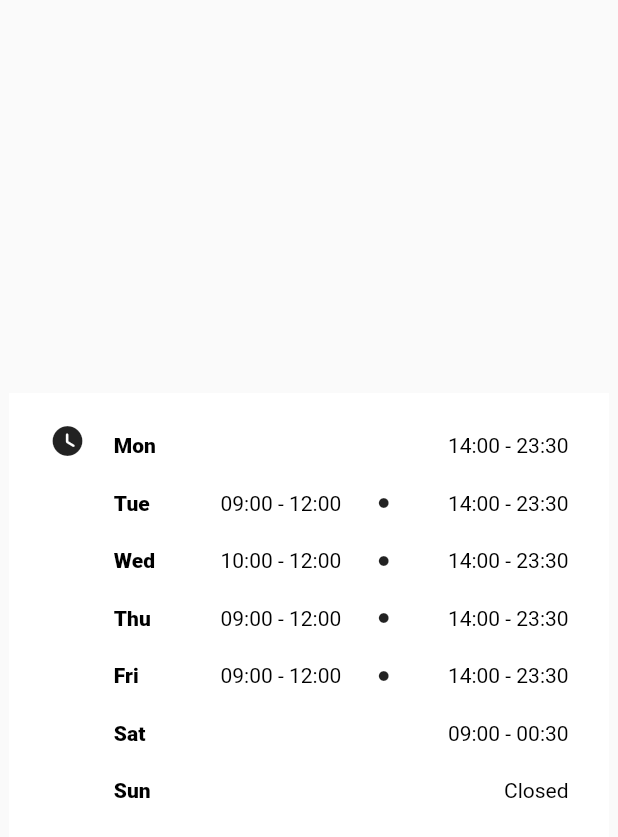
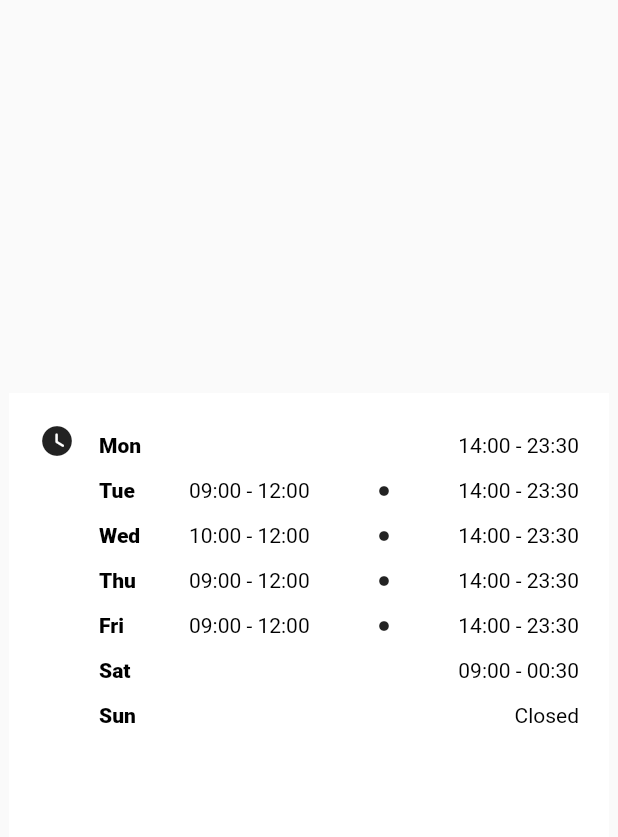
Before and after one commit to martynq/openHours, a Flutter app: the screen it shows after launch, on a phone screen of 412 x 824 dp. Shown: the top 837 px of the screen. Run offline on Flutter 3.47's test engine with Material 2 defaults, Android fonts, the phone set to English and light mode, and no system bars.

Commit message:
open_hours_table]table works ok - changed based on suggestion

```diff
--- /dev/null
+++ b/lib/day_open_hour_row.dart
@@ -0,0 +1,64 @@
+import 'package:flutter/material.dart';
+import 'package:flutter_open_hours/dots_column_both_shift.dart';
+import 'package:flutter_open_hours/evening_opening_hours.dart';
+import 'package:flutter_open_hours/item_container.dart';
+import 'package:flutter_open_hours/morning_opening_hours.dart';
+
+class DayOpenHours extends StatelessWidget {
+  final String day;
+  final int dayIndexNumber;
+
+  const DayOpenHours({Key key, this.day, this.dayIndexNumber})
+      : super(key: key);
+
+  factory DayOpenHours.monday() => DayOpenHours(
+    day: 'Mon', dayIndexNumber: 0,
+  );
+
+  factory DayOpenHours.tuesday() => DayOpenHours(
+    day: 'Tue', dayIndexNumber: 1,
+  );
+
+  factory DayOpenHours.wednesday() => DayOpenHours(
+    day: 'Wed', dayIndexNumber: 2,
+  );
+
+  factory DayOpenHours.thursday() => DayOpenHours(
+    day: 'Thu', dayIndexNumber: 3,
+  );
+
+  factory DayOpenHours.friday() => DayOpenHours(
+    day: 'Fri', dayIndexNumber: 4,
+  );
+
+  factory DayOpenHours.saturday() => DayOpenHours(
+    day: 'Sat', dayIndexNumber: 5,
+  );
+
+  factory DayOpenHours.sunday() => DayOpenHours(
+    day: 'Sun', dayIndexNumber: 6,
+  );
+
+  @override
+  Widget build(BuildContext context) {
+    return Row(
+      mainAxisAlignment: MainAxisAlignment.spaceBetween,
+      children: [
+        ItemContainer(
+          string: day,
+          isDayColumn: true,
+          isThinColumn: true,
+        ),
+        MorningOpeningHours(
+          indexNumber: dayIndexNumber,
+        ),
+        DotsForBothShift(
+          indexNumber: dayIndexNumber,
+        ),
+        EveningOpeningHours(
+          indexNumber: dayIndexNumber,
+        ),
+      ],
+    );
+  }
+}
--- a/lib/days_column.dart
+++ /dev/null
@@ -1,20 +0,0 @@
-import 'package:flutter/material.dart';
-import 'package:flutter_open_hours/item_container.dart';
-
-class Days extends StatelessWidget {
-  final List<String> days = ['Mon', 'Tue', 'Wed', 'Thu', 'Fri', 'Sat', 'Sun'];
-
-  @override
-  Widget build(BuildContext context) {
-    return Column(
-      mainAxisAlignment: MainAxisAlignment.spaceBetween,
-      children: <Widget>[
-        for (var item in days)
-          StringContainer(
-            isDayColumn: true,
-            string: item,
-          ),
-      ],
-    );
-  }
-}
--- a/lib/dots_column_both_shift.dart
+++ b/lib/dots_column_both_shift.dart
@@ -4,8 +4,10 @@ import 'package:flutter_open_hours/models/opening_hours.dart';
 
 class DotsForBothShift extends StatefulWidget {
   final List<OpeningHours> wholeWeekHours;
+  final int indexNumber;
 
-  const DotsForBothShift({Key key, this.wholeWeekHours}) : super(key: key);
+  const DotsForBothShift({Key key, this.wholeWeekHours, this.indexNumber})
+      : super(key: key);
 
   @override
   _DotsForBothShiftState createState() => _DotsForBothShiftState();
@@ -17,17 +19,19 @@ class _DotsForBothShiftState extends State<DotsForBothShift> {
     return Column(
       mainAxisAlignment: MainAxisAlignment.spaceBetween,
       children: <Widget>[
-        for (var item in wholeWeekHours)
-          if (isOpen(item) &&
-              (hasFirstShift(item) == true) &&
-              (hasSecondShift(item) == true))
-            IconContainer(
-              icon: Icons.circle,
-            )
-          else
-            StringContainer(
-              string: ' ',
-            )
+        if (isOpen(wholeWeekHours[widget.indexNumber]) &&
+            (hasFirstShift(wholeWeekHours[widget.indexNumber]) == true) &&
+            (hasSecondShift(wholeWeekHours[widget.indexNumber]) == true))
+          ItemContainer(
+            isThinColumn: true,
+            isIconColumn: true,
+            icon: Icons.circle,
+          )
+        else
+          ItemContainer(
+            isThinColumn: true,
+            isIconColumn: true,
+          ),
       ],
     );
   }
--- a/lib/evening_opening_hours.dart
+++ b/lib/evening_opening_hours.dart
@@ -4,8 +4,10 @@ import 'package:flutter_open_hours/models/opening_hours.dart';
 
 class EveningOpeningHours extends StatefulWidget {
   final List<OpeningHours> wholeWeekHours;
+  final int indexNumber;
 
-  const EveningOpeningHours({Key key, this.wholeWeekHours}) : super(key: key);
+  const EveningOpeningHours({Key key, this.wholeWeekHours, this.indexNumber})
+      : super(key: key);
 
   @override
   _EveningOpeningHoursState createState() => _EveningOpeningHoursState();
@@ -14,20 +16,24 @@ class EveningOpeningHours extends StatefulWidget {
 class _EveningOpeningHoursState extends State<EveningOpeningHours> {
   @override
   Widget build(BuildContext context) {
-    return Column(
-      mainAxisAlignment: MainAxisAlignment.spaceBetween,
+    return Stack(
       children: <Widget>[
-        for (var item in wholeWeekHours)
-          if (isOpen(item) && (hasSecondShift(item) == true))
-            StringContainer(
-              string: openingHoursSecondShift(item),
-            )
-          else if (isOpen(item) == true)
-            StringContainer(string: ' ')
-          else
-            StringContainer(
-              string: 'Closed',
-            )
+        if (isOpen(wholeWeekHours[widget.indexNumber]) &&
+            (hasSecondShift(wholeWeekHours[widget.indexNumber]) == true))
+          ItemContainer(
+            isEveningColumn: true,
+            string: openingHoursSecondShift(wholeWeekHours[widget.indexNumber]),
+          )
+        else if (isOpen(wholeWeekHours[widget.indexNumber]) == true)
+          ItemContainer(
+            string: ' ',
+            isEveningColumn: true,
+          )
+        else
+          ItemContainer(
+            isEveningColumn: true,
+            string: 'Closed',
+          )
       ],
     );
   }
--- a/lib/item_container.dart
+++ b/lib/item_container.dart
@@ -1,24 +1,40 @@
 import 'package:flutter/material.dart';
 
-class StringContainer extends StatelessWidget {
+class ItemContainer extends StatelessWidget {
   final String string;
+  final bool isEveningColumn;
   final bool isDayColumn;
+  final bool isThinColumn;
+  final bool isIconColumn;
+  final IconData icon;
 
-  const StringContainer({Key key, this.string, this.isDayColumn}) : super(key: key);
+  const ItemContainer(
+      {Key key,
+      this.string,
+      this.isEveningColumn,
+      this.isThinColumn,
+      this.icon,
+      this.isDayColumn,
+      this.isIconColumn})
+      : super(key: key);
 
   @override
   Widget build(BuildContext context) {
     return Container(
-      alignment:
-          isDayColumn == true ? Alignment.centerLeft : Alignment.centerRight,
-      width: 160,
+      alignment: isEveningColumn == true
+          ? Alignment.centerRight
+          : Alignment.centerLeft,
+      width: isThinColumn == true ? 60 : 100,
       height: 30,
-      child: Text(
+      child: isIconColumn == true
+          ? Center(child: Icon(icon, size: 8.0))
+          : Text(
               string,
               style: TextStyle(
                 fontSize: 14.0,
                 color: Colors.black,
-          fontWeight: isDayColumn == true ? FontWeight.w900 : FontWeight.normal,
+                fontWeight:
+                    isDayColumn == true ? FontWeight.w900 : FontWeight.normal,
               ),
             ),
     );
--- a/lib/morning_opening_hours.dart
+++ b/lib/morning_opening_hours.dart
@@ -4,8 +4,10 @@ import 'package:flutter_open_hours/models/opening_hours.dart';
 
 class MorningOpeningHours extends StatefulWidget {
   final List<OpeningHours> wholeWeekHours;
+  final int indexNumber;
 
-  const MorningOpeningHours({Key key, this.wholeWeekHours}) : super(key: key);
+  const MorningOpeningHours({Key key, this.wholeWeekHours, this.indexNumber})
+      : super(key: key);
 
   @override
   _MorningOpeningHoursState createState() => _MorningOpeningHoursState();
@@ -14,17 +16,13 @@ class MorningOpeningHours extends StatefulWidget {
 class _MorningOpeningHoursState extends State<MorningOpeningHours> {
   @override
   Widget build(BuildContext context) {
-    return Column(
-      mainAxisAlignment: MainAxisAlignment.spaceBetween,
-      children: <Widget>[
-        for (var item in wholeWeekHours)
-          if (isOpen(item) && (hasFirstShift(item) == true))
-            StringContainer(
-              string: openingHoursFirstShift(item),
-            )
-          else
-            StringContainer(string: ' ')
-      ],
-    );
+    return SizedBox(
+        child: (isOpen(wholeWeekHours[widget.indexNumber]) &&
+                (hasFirstShift(wholeWeekHours[widget.indexNumber]) == true))
+            ? ItemContainer(
+                string:
+                    openingHoursFirstShift(wholeWeekHours[widget.indexNumber]),
+              )
+            : ItemContainer(string: ' '));
   }
 }
--- a/lib/week_schedule.dart
+++ b/lib/week_schedule.dart
@@ -1,24 +1,7 @@
 import 'package:flutter/material.dart';
-import 'package:flutter_open_hours/days_column.dart';
-import 'package:flutter_open_hours/dots_column_both_shift.dart';
-import 'package:flutter_open_hours/evening_opening_hours.dart';
-import 'package:flutter_open_hours/models/opening_hours.dart';
-import 'package:flutter_open_hours/morning_opening_hours.dart';
+import 'package:flutter_open_hours/day_open_hour_row.dart';
 
-class WeekSchedule extends StatefulWidget {
-  final List<OpeningHours> wholeWeekHours;
-
-  WeekSchedule({Key key, this.title, this.wholeWeekHours}) : super(key: key);
-
-  final String title;
-
-  @override
-  _WeekScheduleState createState() => _WeekScheduleState();
-}
-
-class _WeekScheduleState extends State<WeekSchedule> {
-  final List<String> days = ['Mon', 'Tue', 'Wed', 'Thu', 'Fri', 'Sat', 'Sun'];
-
+class WeekSchedule extends StatelessWidget {
   @override
   Widget build(BuildContext context) {
     return Center(
@@ -28,52 +11,20 @@ class _WeekScheduleState extends State<WeekSchedule> {
         padding: EdgeInsets.all(20),
         color: Colors.white,
         child: Row(
-          mainAxisAlignment: MainAxisAlignment.center,
+          crossAxisAlignment: CrossAxisAlignment.start,
+          mainAxisAlignment: MainAxisAlignment.spaceBetween,
           children: [
-            Flexible(
-                flex: 2,
-                child: Column(
-                  children: [Icon(Icons.watch_later_rounded)],
-                )),
-            Flexible(
-              flex: 1,
-              child: const SizedBox(
-                width: 20,
-              ),
-            ),
-            Flexible(
-              flex: 2,
-              child: Days(),
-            ),
-            Flexible(
-              flex: 1,
-              child: const SizedBox(
-                width: 20,
-              ),
-            ),
-            Flexible(
-              flex: 5,
-              child: MorningOpeningHours(),
-            ),
-            Flexible(
-              flex: 1,
-              child: const SizedBox(
-                width: 20,
-              ),
-            ),
-            Flexible(
-              flex: 1,
-              child: DotsForBothShift(),
-            ),
-            Flexible(
-              flex: 1,
-              child: const SizedBox(
-                width: 20,
-              ),
-            ),
-            Flexible(
-              flex: 5,
-              child: EveningOpeningHours(),
+            Icon(Icons.watch_later_rounded),
+            Column(
+              children: [
+                DayOpenHours.monday(),
+                DayOpenHours.tuesday(),
+                DayOpenHours.wednesday(),
+                DayOpenHours.thursday(),
+                DayOpenHours.friday(),
+                DayOpenHours.saturday(),
+                DayOpenHours.sunday(),
+              ],
             ),
           ],
         ),
```
Lines whose indentation alone changed are shown as unchanged.
